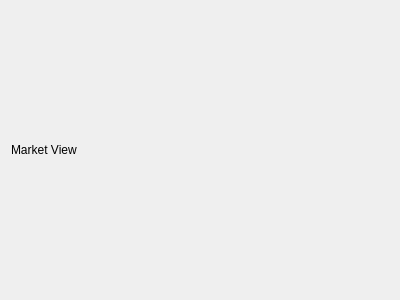
bitjson/hivemind, file src/qt/forms/marketview.ui: the form before one commit.
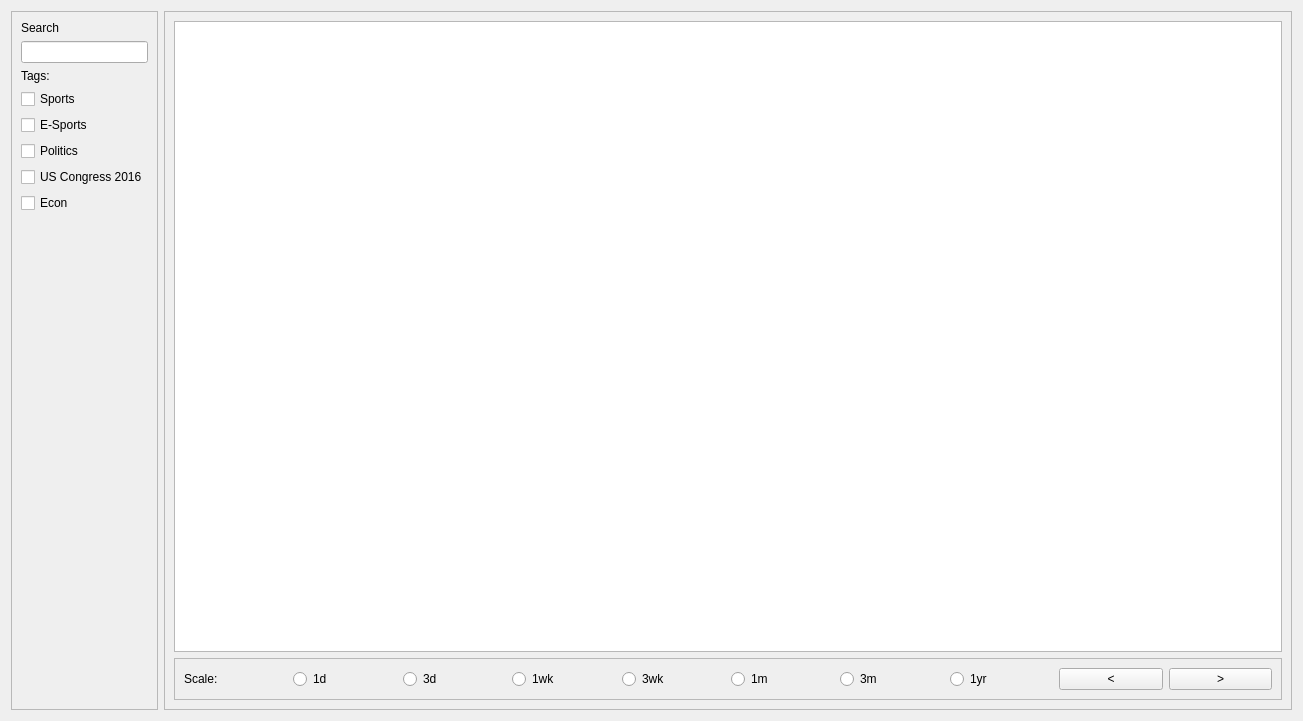
The form after the commit.

Commit message: Setup framework of marketview ui. Remove unused string from authorpendingtablemodel.

```diff
--- a/src/qt/forms/marketview.ui
+++ b/src/qt/forms/marketview.ui
@@ -6,19 +6,192 @@
    <rect>
     <x>0</x>
     <y>0</y>
-    <width>400</width>
-    <height>300</height>
+    <width>1303</width>
+    <height>721</height>
    </rect>
   </property>
   <property name="windowTitle">
    <string>Form</string>
   </property>
-  <layout class="QVBoxLayout" name="verticalLayout">
+  <layout class="QHBoxLayout" name="horizontalLayout">
    <item>
-    <widget class="QLabel" name="label">
-     <property name="text">
-      <string>Market View</string>
+    <widget class="QFrame" name="frame">
+     <property name="sizePolicy">
+      <sizepolicy hsizetype="Maximum" vsizetype="Preferred">
+       <horstretch>0</horstretch>
+       <verstretch>0</verstretch>
+      </sizepolicy>
      </property>
+     <property name="frameShape">
+      <enum>QFrame::StyledPanel</enum>
+     </property>
+     <property name="frameShadow">
+      <enum>QFrame::Raised</enum>
+     </property>
+     <layout class="QVBoxLayout" name="verticalLayout">
+      <item>
+       <widget class="QLabel" name="label">
+        <property name="text">
+         <string>Search</string>
+        </property>
+       </widget>
+      </item>
+      <item>
+       <widget class="QLineEdit" name="lineEdit"/>
+      </item>
+      <item>
+       <widget class="QLabel" name="label_3">
+        <property name="text">
+         <string>Tags:</string>
+        </property>
+       </widget>
+      </item>
+      <item>
+       <widget class="QCheckBox" name="checkBox">
+        <property name="text">
+         <string>Sports</string>
+        </property>
+       </widget>
+      </item>
+      <item>
+       <widget class="QCheckBox" name="checkBox_2">
+        <property name="text">
+         <string>E-Sports</string>
+        </property>
+       </widget>
+      </item>
+      <item>
+       <widget class="QCheckBox" name="checkBox_3">
+        <property name="text">
+         <string>Politics</string>
+        </property>
+       </widget>
+      </item>
+      <item>
+       <widget class="QCheckBox" name="checkBox_4">
+        <property name="text">
+         <string>US Congress 2016</string>
+        </property>
+       </widget>
+      </item>
+      <item>
+       <widget class="QCheckBox" name="checkBox_5">
+        <property name="text">
+         <string>Econ</string>
+        </property>
+       </widget>
+      </item>
+      <item>
+       <spacer name="verticalSpacer">
+        <property name="orientation">
+         <enum>Qt::Vertical</enum>
+        </property>
+        <property name="sizeHint" stdset="0">
+         <size>
+          <width>20</width>
+          <height>40</height>
+         </size>
+        </property>
+       </spacer>
+      </item>
+     </layout>
+    </widget>
+   </item>
+   <item>
+    <widget class="QFrame" name="frame_2">
+     <property name="frameShape">
+      <enum>QFrame::StyledPanel</enum>
+     </property>
+     <property name="frameShadow">
+      <enum>QFrame::Raised</enum>
+     </property>
+     <layout class="QVBoxLayout" name="verticalLayout_2">
+      <item>
+       <widget class="QTableView" name="tableView"/>
+      </item>
+      <item>
+       <widget class="QFrame" name="frame_3">
+        <property name="frameShape">
+         <enum>QFrame::StyledPanel</enum>
+        </property>
+        <property name="frameShadow">
+         <enum>QFrame::Raised</enum>
+        </property>
+        <layout class="QHBoxLayout" name="horizontalLayout_2">
+         <item>
+          <widget class="QLabel" name="label_2">
+           <property name="text">
+            <string>Scale:</string>
+           </property>
+          </widget>
+         </item>
+         <item>
+          <widget class="QRadioButton" name="radioButton">
+           <property name="text">
+            <string>1d</string>
+           </property>
+          </widget>
+         </item>
+         <item>
+          <widget class="QRadioButton" name="radioButton_2">
+           <property name="text">
+            <string>3d</string>
+           </property>
+          </widget>
+         </item>
+         <item>
+          <widget class="QRadioButton" name="radioButton_3">
+           <property name="text">
+            <string>1wk</string>
+           </property>
+          </widget>
+         </item>
+         <item>
+          <widget class="QRadioButton" name="radioButton_4">
+           <property name="text">
+            <string>3wk</string>
+           </property>
+          </widget>
+         </item>
+         <item>
+          <widget class="QRadioButton" name="radioButton_5">
+           <property name="text">
+            <string>1m</string>
+           </property>
+          </widget>
+         </item>
+         <item>
+          <widget class="QRadioButton" name="radioButton_6">
+           <property name="text">
+            <string>3m</string>
+           </property>
+          </widget>
+         </item>
+         <item>
+          <widget class="QRadioButton" name="radioButton_7">
+           <property name="text">
+            <string>1yr</string>
+           </property>
+          </widget>
+         </item>
+         <item>
+          <widget class="QPushButton" name="pushButton">
+           <property name="text">
+            <string>&lt;</string>
+           </property>
+          </widget>
+         </item>
+         <item>
+          <widget class="QPushButton" name="pushButton_2">
+           <property name="text">
+            <string>&gt;</string>
+           </property>
+          </widget>
+         </item>
+        </layout>
+       </widget>
+      </item>
+     </layout>
     </widget>
    </item>
   </layout>
```
The commit also changes 1 other file.
